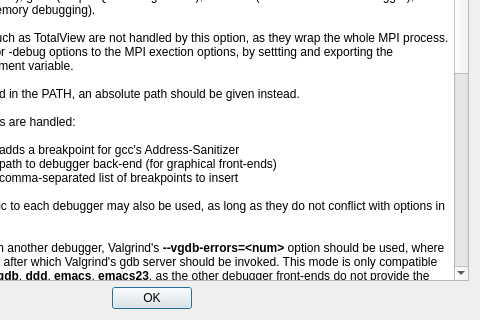
First picture: the form in gui/Pages/BatchRunningDebugOptionsHelpDialogForm.ui, repository code-saturne/code_saturne, before the edit; both pictures show x 177 to 657 and y 209 to 529 of the 657 by 529 pixel window.
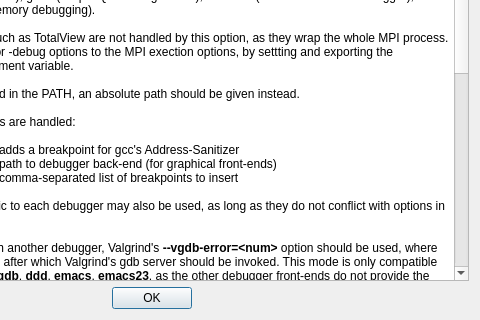
Second picture: the form after the edit.

Commit message: Fix syntax in documentation.

Patch:
```diff
--- a/gui/Pages/BatchRunningDebugOptionsHelpDialogForm.ui
+++ b/gui/Pages/BatchRunningDebugOptionsHelpDialogForm.ui
@@ -45,17 +45,17 @@
 &lt;p style=&quot;-qt-paragraph-type:empty; margin-top:0px; margin-bottom:0px; margin-left:0px; margin-right:0px; -qt-block-indent:0; text-indent:0px;&quot;&gt;&lt;/p&gt;
 &lt;p style=&quot; margin-top:0px; margin-bottom:0px; margin-left:0px; margin-right:0px; -qt-block-indent:0; text-indent:0px;&quot;&gt;Other, standard options specific to each debugger may also be used, as long as they do not conflict with options in this script.&lt;/p&gt;
 &lt;p style=&quot;-qt-paragraph-type:empty; margin-top:0px; margin-bottom:0px; margin-left:0px; margin-right:0px; -qt-block-indent:0; text-indent:0px;&quot;&gt;&lt;/p&gt;
-&lt;p style=&quot; margin-top:0px; margin-bottom:0px; margin-left:0px; margin-right:0px; -qt-block-indent:0; text-indent:0px;&quot;&gt;To combine a Valgrind tool with another debugger, Valgrind's &lt;span style=&quot; font-weight:600;&quot;&gt;--vgdb-errors=&amp;lt;num&amp;gt;&lt;/span&gt; option should be used, where &amp;lt;num&amp;gt; is the number of errors after which Valgrind's gdb server should be invoked. This mode is only compatible with the following debuggers: &lt;span style=&quot; font-weight:600;&quot;&gt;gdb&lt;/span&gt;, &lt;span style=&quot; font-weight:600;&quot;&gt;ddd&lt;/span&gt;, &lt;span style=&quot; font-weight:600;&quot;&gt;emacs&lt;/span&gt;, &lt;span style=&quot; font-weight:600;&quot;&gt;emacs23&lt;/span&gt;, as the other debugger front-ends do not provide the required startup options to connect with the gdb server. This also requires Valgrind &amp;gt; 3.6. For Valgrind versions &amp;lt; 3.11, the &lt;span style=&quot; font-weight:600;&quot;&gt;--db-attach=yes&lt;/span&gt; Valgrind option may be used instead, and uses the gdb debugger; it may not be combined with another debugger interface.&lt;/p&gt;
+&lt;p style=&quot; margin-top:0px; margin-bottom:0px; margin-left:0px; margin-right:0px; -qt-block-indent:0; text-indent:0px;&quot;&gt;To combine a Valgrind tool with another debugger, Valgrind's &lt;span style=&quot; font-weight:600;&quot;&gt;--vgdb-error=&amp;lt;num&amp;gt;&lt;/span&gt; option should be used, where &amp;lt;num&amp;gt; is the number of errors after which Valgrind's gdb server should be invoked. This mode is only compatible with the following debuggers: &lt;span style=&quot; font-weight:600;&quot;&gt;gdb&lt;/span&gt;, &lt;span style=&quot; font-weight:600;&quot;&gt;ddd&lt;/span&gt;, &lt;span style=&quot; font-weight:600;&quot;&gt;emacs&lt;/span&gt;, &lt;span style=&quot; font-weight:600;&quot;&gt;emacs23&lt;/span&gt;, as the other debugger front-ends do not provide the required startup options to connect with the gdb server. This also requires Valgrind &amp;gt; 3.6. For Valgrind versions &amp;lt; 3.11, the &lt;span style=&quot; font-weight:600;&quot;&gt;--db-attach=yes&lt;/span&gt; Valgrind option may be used instead, and uses the gdb debugger; it may not be combined with another debugger interface.&lt;/p&gt;
 &lt;p style=&quot;-qt-paragraph-type:empty; margin-top:0px; margin-bottom:0px; margin-left:0px; margin-right:0px; -qt-block-indent:0; text-indent:0px;&quot;&gt;&lt;/p&gt;
 &lt;p style=&quot; margin-top:0px; margin-bottom:0px; margin-left:0px; margin-right:0px; -qt-block-indent:0; text-indent:0px;&quot;&gt;When running in parallel, several debugging windows will be opened if necessary.&lt;/p&gt;
 &lt;p style=&quot;-qt-paragraph-type:empty; margin-top:0px; margin-bottom:0px; margin-left:0px; margin-right:0px; -qt-block-indent:0; text-indent:0px;&quot;&gt;&lt;/p&gt;
 &lt;p style=&quot; margin-top:0px; margin-bottom:0px; margin-left:0px; margin-right:0px; -qt-block-indent:0; text-indent:0px;&quot;&gt;&lt;span style=&quot; font-weight:600;&quot;&gt;Example commands:&lt;/span&gt;&lt;/p&gt;
 &lt;p style=&quot;-qt-paragraph-type:empty; margin-top:0px; margin-bottom:0px; margin-left:0px; margin-right:0px; -qt-block-indent:0; text-indent:0px; font-weight:600;&quot;&gt;&lt;/p&gt;
 &lt;p style=&quot; margin-top:0px; margin-bottom:0px; margin-left:0px; margin-right:0px; -qt-block-indent:0; text-indent:0px;&quot;&gt;To run Valgrind's gdb server, stopping at the second error:&lt;/p&gt;
-&lt;p style=&quot; margin-top:0px; margin-bottom:0px; margin-left:0px; margin-right:0px; -qt-block-indent:0; text-indent:0px;&quot;&gt;&lt;span style=&quot; color:#0000ff;&quot;&gt;gdb valgrind --vgdb-errors=1&lt;/span&gt;&lt;/p&gt;
+&lt;p style=&quot; margin-top:0px; margin-bottom:0px; margin-left:0px; margin-right:0px; -qt-block-indent:0; text-indent:0px;&quot;&gt;&lt;span style=&quot; color:#0000ff;&quot;&gt;gdb valgrind --vgdb-error=1&lt;/span&gt;&lt;/p&gt;
 &lt;p style=&quot;-qt-paragraph-type:empty; margin-top:0px; margin-bottom:0px; margin-left:0px; margin-right:0px; -qt-block-indent:0; text-indent:0px;&quot;&gt;&lt;/p&gt;
 &lt;p style=&quot; margin-top:0px; margin-bottom:0px; margin-left:0px; margin-right:0px; -qt-block-indent:0; text-indent:0px;&quot;&gt;Do do the same using the ddd front-end:&lt;/p&gt;
-&lt;p style=&quot; margin-top:0px; margin-bottom:0px; margin-left:0px; margin-right:0px; -qt-block-indent:0; text-indent:0px;&quot;&gt;&lt;span style=&quot; color:#0000ff;&quot;&gt;ddd valgrind --vgdb-errors=1&lt;/span&gt;&lt;/p&gt;
+&lt;p style=&quot; margin-top:0px; margin-bottom:0px; margin-left:0px; margin-right:0px; -qt-block-indent:0; text-indent:0px;&quot;&gt;&lt;span style=&quot; color:#0000ff;&quot;&gt;ddd valgrind --vgdb-error=1&lt;/span&gt;&lt;/p&gt;
 &lt;p style=&quot;-qt-paragraph-type:empty; margin-top:0px; margin-bottom:0px; margin-left:0px; margin-right:0px; -qt-block-indent:0; text-indent:0px;&quot;&gt;&lt;/p&gt;
 &lt;p style=&quot; margin-top:0px; margin-bottom:0px; margin-left:0px; margin-right:0px; -qt-block-indent:0; text-indent:0px;&quot;&gt;To run under ddd with preset brekpoints at bft_error and exit functions:&lt;/p&gt;
 &lt;p style=&quot; margin-top:0px; margin-bottom:0px; margin-left:0px; margin-right:0px; -qt-block-indent:0; text-indent:0px;&quot;&gt;&lt;span style=&quot; color:#0000ff;&quot;&gt;ddd --asan-bp --breakpoints=bft_error,exit&lt;/span&gt;&lt;/p&gt;
```
